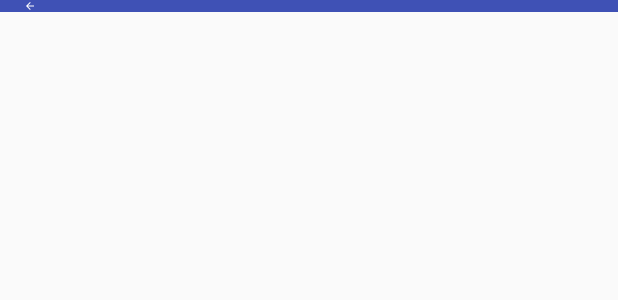
After one commit to ghit700/warehouse, an Android app: the layout base_actionbar.xml on its own in the app's theme, with its tools: preview values and no code run, on a phone screen of 412 x 824 dp. The commit adds this screen. Shown: the top 300 px of the screen. Run offline under Robolectric (Android 15) with nearby library versions, the phone set to English and light mode, and no system bars.

Commit message:
2018/4/8

```diff
--- /dev/null
+++ b/app/src/main/res/drawable/ic_arrow_back.xml
@@ -0,0 +1,9 @@
+<vector xmlns:android="http://schemas.android.com/apk/res/android"
+        android:width="24dp"
+        android:height="24dp"
+        android:viewportWidth="24.0"
+        android:viewportHeight="24.0">
+    <path
+        android:fillColor="#FFFFFF"
+        android:pathData="M20,11H7.83l5.59,-5.59L12,4l-8,8 8,8 1.41,-1.41L7.83,13H20v-2z"/>
+</vector>
--- /dev/null
+++ b/app/src/main/res/layout/base_actionbar.xml
@@ -0,0 +1,28 @@
+<?xml version="1.0" encoding="utf-8"?>
+<LinearLayout xmlns:android="http://schemas.android.com/apk/res/android"
+              android:layout_width="match_parent"
+              android:layout_height="@dimen/dip_60"
+              android:background="@color/colorPrimary"
+              android:orientation="horizontal">
+
+    <ImageView
+        android:id="@+id/leftBaseActionbar"
+        android:layout_width="wrap_content"
+        android:layout_height="match_parent"
+        android:paddingLeft="@dimen/dip_5"
+        android:src="@drawable/ic_arrow_back"/>
+
+    <TextView
+        android:id="@+id/titleBaseAction"
+        android:layout_width="0dp"
+        android:layout_height="match_parent"
+        android:layout_weight="1"
+        android:gravity="center"
+        />
+
+    <ImageView
+        android:id="@+id/rightBaseActionbar"
+        android:layout_width="wrap_content"
+        android:layout_height="match_parent"/>
+
+</LinearLayout>
--- a/app/src/main/res/values/strings.xml
+++ b/app/src/main/res/values/strings.xml
@@ -1,3 +1,5 @@
 <resources>
     <string name="app_name">帖卡小助手</string>
+    <!--权限请求-->
+    <string name="permissions_fail">您之前拒绝了部分权限，请允许权限以保障功能运行</string>
 </resources>
--- a/app/src/main/res/values/styles.xml
+++ b/app/src/main/res/values/styles.xml
@@ -1,7 +1,7 @@
 <resources>
 
     <!-- Base application theme. -->
-    <style name="AppTheme" parent="Theme.AppCompat.Light.DarkActionBar">
+    <style name="AppTheme" parent="Theme.AppCompat.Light.NoActionBar">
         <!-- Customize your theme here. -->
         <item name="colorPrimary">@color/colorPrimary</item>
         <item name="colorPrimaryDark">@color/colorPrimaryDark</item>
```
Also changed, not shown: app/build.gradle (+8 -1 lines), app/src/main/AndroidManifest.xml (+6 -2 lines), app/src/main/java/com/xmrbi/warehouse/activity/MainActivity.java (deleted, +0 -24 lines), app/src/main/java/com/xmrbi/warehouse/activity/SplashActivity.java (deleted, +0 -30 lines), app/src/main/java/com/xmrbi/warehouse/application/WareHouseApplication.java (+6 -3 lines), app/src/main/java/com/xmrbi/warehouse/base/BaseActivity.java (+30 -12 lines), app/src/main/java/com/xmrbi/warehouse/base/Config.java (+14 -5 lines), app/src/main/java/com/xmrbi/warehouse/utils/HttpLoggingInterceptor.java (added, +256 -0 lines), app/src/main/java/com/xmrbi/warehouse/utils/ImageLoader.java (added, +136 -0 lines), app/src/main/java/com/xmrbi/warehouse/utils/OkHttpLibraryGlideModule.java (added, +25 -0 lines), app/src/main/res/layout/main_activity.xml (+10 -13 lines), app/src/main/res/drawable-hdpi/index_bg.png (added).
